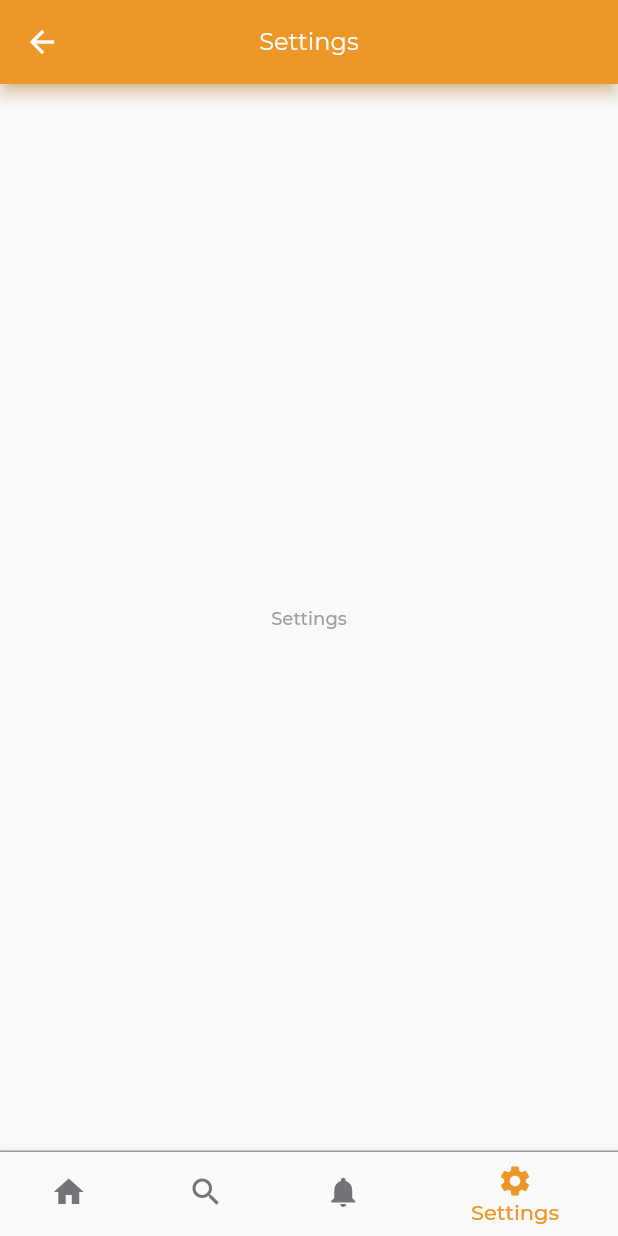
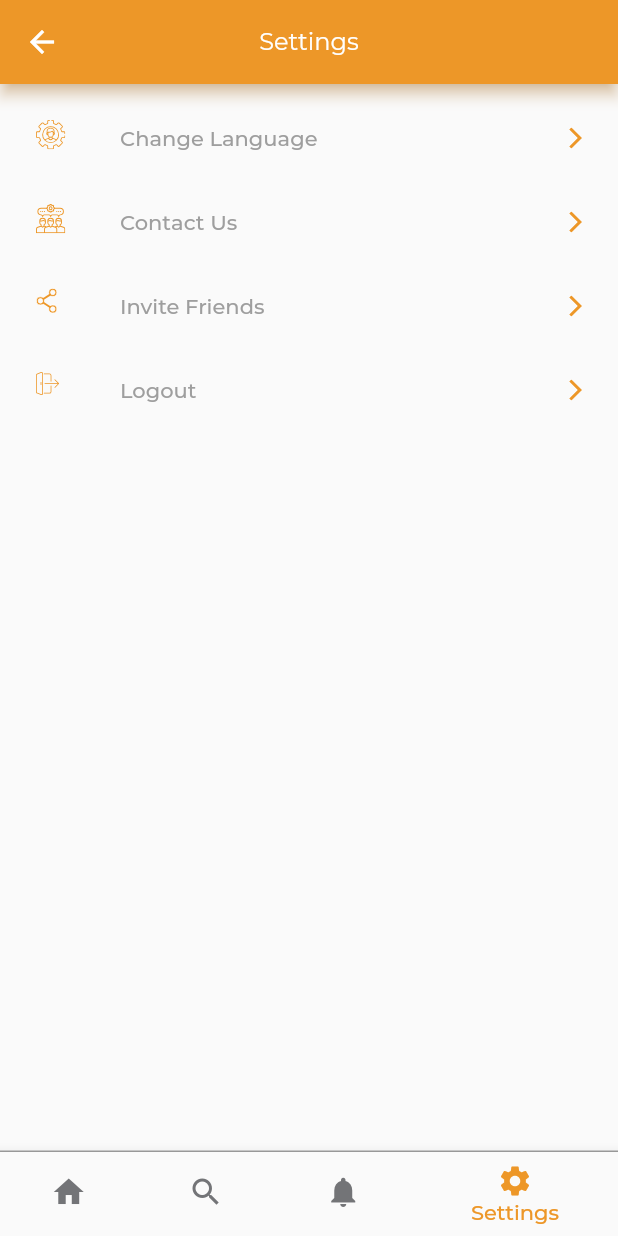
Before and after one commit to AHMED-FAYEZ7/Tut-App-MVVM, a Flutter app: the MainView screen opened by its route, item 4 of the bottom bar chosen, on a phone screen of 412 x 824 dp. Run offline on Flutter 3.47's test engine with Material 2 defaults, Android fonts, the phone set to English and light mode, and no system bars; our stand-ins replace carousel_slider, country_code_picker, dartz, data_connection_checker, device_info, dio and 10 more; missing offline and left inert: dart:ffi; accounts and stored records are empty; generated files the repository leaves out were written again; network calls fail; project files that could hold a hidden picture were left out.

Commit message:
settings

```diff
--- a/lib/app/app_prefs.dart
+++ b/lib/app/app_prefs.dart
@@ -36,4 +36,8 @@ class AppPreferences {
     return _sharedPreferences.getBool(PREFS_KEY_IS_USER_LOGGED_IN) ?? false;
   }
 
+  Future<void> logout() async {
+    _sharedPreferences.remove(PREFS_KEY_IS_USER_LOGGED_IN);
+  }
+
 }
--- a/lib/presentation/main/settings_page.dart
+++ b/lib/presentation/main/settings_page.dart
@@ -1,4 +1,12 @@
+import 'package:advance_course_flutter/app/app_prefs.dart';
+import 'package:advance_course_flutter/app/di.dart';
+import 'package:advance_course_flutter/data/data_Souece/local_data_source.dart';
+import 'package:advance_course_flutter/presentation/resources/assets_manager.dart';
+import 'package:advance_course_flutter/presentation/resources/routes_manger.dart';
+import 'package:advance_course_flutter/presentation/resources/strings_manger.dart';
+import 'package:advance_course_flutter/presentation/resources/values_manger.dart';
 import 'package:flutter/material.dart';
+import 'package:flutter_svg/flutter_svg.dart';
 
 class SettingsPage extends StatefulWidget {
   const SettingsPage({Key? key}) : super(key: key);
@@ -8,10 +16,65 @@ class SettingsPage extends StatefulWidget {
 }
 
 class _SettingsPageState extends State<SettingsPage> {
+  final AppPreferences _appPreferences = instance<AppPreferences>();
+  final LocalDataSource _localDataSource = instance<LocalDataSource>();
+
   @override
   Widget build(BuildContext context) {
-    return const Center(
-      child: Text('Settings'),
+    return ListView(
+      padding: const EdgeInsets.all(AppPadding.p8),
+      children: [
+        ListTile(
+          title: const Text(AppStrings.changeLang),
+          leading: SvgPicture.asset(ImageAssets.changeLangIc),
+          trailing: SvgPicture.asset(ImageAssets.settingsRightArrowIc),
+          onTap: (){
+            _changeLanguage();
+          },
+        ),
+        ListTile(
+          title: const Text(AppStrings.contactUs),
+          leading: SvgPicture.asset(ImageAssets.contactUsIc),
+          trailing: SvgPicture.asset(ImageAssets.settingsRightArrowIc),
+          onTap: (){
+            _contactUs();
+          },
+        ),
+        ListTile(
+          title: const Text(AppStrings.inviteFriends),
+          leading: SvgPicture.asset(ImageAssets.inviteFriendsIc),
+          trailing: SvgPicture.asset(ImageAssets.settingsRightArrowIc),
+          onTap: (){
+            _inviteFriends();
+          },
+        ),
+        ListTile(
+          title: const Text(AppStrings.logout),
+          leading: SvgPicture.asset(ImageAssets.logoutIc),
+          trailing: SvgPicture.asset(ImageAssets.settingsRightArrowIc),
+          onTap: (){
+            _logout();
+          },
+        ),
+      ],
     );
   }
+
+  void _changeLanguage() {
+    // i will apply localisation later
+  }
+
+  void _contactUs() {
+    // its a task for you to open any web page with dummy content
+  }
+
+  void _inviteFriends() {
+    // its a task to share app name with friends
+  }
+
+  void _logout() {
+    _appPreferences.logout(); // clear login flag from app prefs
+    _localDataSource.clearCache();
+    Navigator.pushReplacementNamed(context, Routes.loginRoute);
+  }
 }
--- a/lib/presentation/resources/assets_manager.dart
+++ b/lib/presentation/resources/assets_manager.dart
@@ -15,6 +15,11 @@ class ImageAssets
   static const String rightArrow = "$IMAGE_PATH/right_arrow_ic.svg";
   static const String leftArrow = "$IMAGE_PATH/left_arrow_ic.svg";
   static const String photoCamera = "$IMAGE_PATH/photo_camera_ic.svg";
+  static const String changeLangIc = "$IMAGE_PATH/change_lang_ic.svg";
+  static const String contactUsIc = "$IMAGE_PATH/contact_us_ic.svg";
+  static const String inviteFriendsIc = "$IMAGE_PATH/invite_friends_ic.svg";
+  static const String logoutIc = "$IMAGE_PATH/logout_ic.svg";
+  static const String settingsRightArrowIc = "$IMAGE_PATH/settings_right_arrow_ic.svg";
 }
 
 class JsonAssets{
--- a/lib/presentation/resources/strings_manger.dart
+++ b/lib/presentation/resources/strings_manger.dart
@@ -51,5 +51,10 @@ class AppStrings
 
   static const String storeDetails = "Store details";
 
+  static const String changeLang = "Change Language";
+  static const String contactUs = "Contact Us";
+  static const String inviteFriends = "Invite Friends";
+  static const String logout = "Logout";
+
 
 }
--- a/lib/presentation/resources/theme_manger.dart
+++ b/lib/presentation/resources/theme_manger.dart
@@ -67,6 +67,10 @@ ThemeData getAppTheme()
         color: ColorManger.primary,
         fontSize: FontSize.s16,
       ),
+      headline4: getRegularStyle(
+        color: ColorManger.primary,
+        fontSize: FontSize.s14,
+      ),
       subtitle1: getMediumStyle(
         color: ColorManger.lightGrey,
         fontSize: FontSize.s14,
--- a/pubspec.yaml
+++ b/pubspec.yaml
@@ -90,6 +90,11 @@ flutter:
     - assets/images/left_arrow_ic.svg
     - assets/images/right_arrow_ic.svg
     - assets/images/photo_camera_ic.svg
+    - assets/images/change_lang_ic.svg
+    - assets/images/contact_us_ic.svg
+    - assets/images/invite_friends_ic.svg
+    - assets/images/logout_ic.svg
+    - assets/images/settings_right_arrow_ic.svg
     - assets/json/loading.json
     - assets/json/error.json
     - assets/json/empty.json
```
Also changed, not shown: lib/presentation/login/login.dart (+4 -4 lines), assets/images/change_lang_ic.svg (added), assets/images/contact_us_ic.svg (added), assets/images/invite_friends_ic.svg (added), assets/images/logout_ic.svg (added), assets/images/settings_right_arrow_ic.svg (added).
